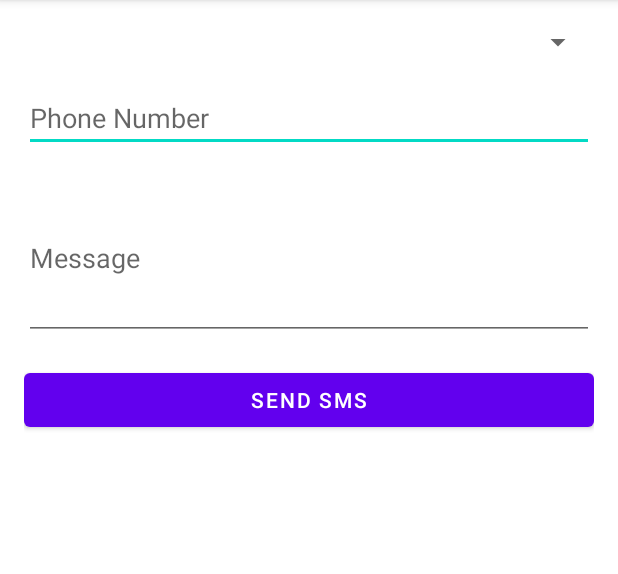
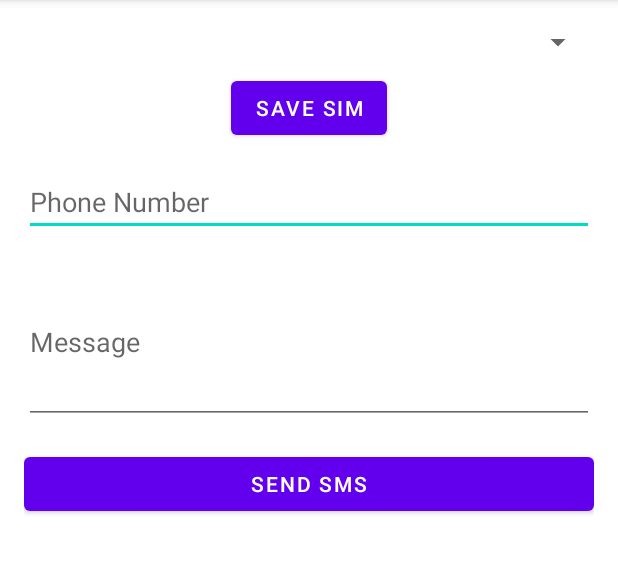
Before and after one commit to IsrakAhmed/Automated_Message_Sender, an Android app: the screen it shows after launch (MainActivity), on a phone screen of 412 x 824 dp, the part 84-658 px from its top. Run offline under Robolectric (Android 15) with nearby library versions, the phone set to English and light mode, and no system bars.

Commit message:
sim saving and loading option added

```diff
--- a/SmsSender_Android/app/src/main/res/layout/activity_main.xml
+++ b/SmsSender_Android/app/src/main/res/layout/activity_main.xml
@@ -7,6 +7,14 @@
         android:id="@+id/sim_spinner"
         android:layout_width="match_parent"
         android:layout_height="wrap_content" />
+
+    <Button
+        android:id="@+id/save_sim_button"
+        android:layout_width="wrap_content"
+        android:layout_height="wrap_content"
+        android:text="Save SIM"
+        android:layout_gravity="center_horizontal"
+        android:layout_marginTop="8dp"/>
 
     <androidx.appcompat.widget.AppCompatEditText
         android:id="@+id/phone_number"
```
Also changed, not shown: SmsSender_Android/app/src/main/java/com/sentinel/smssender/MainActivity.java (+42 -2 lines).
